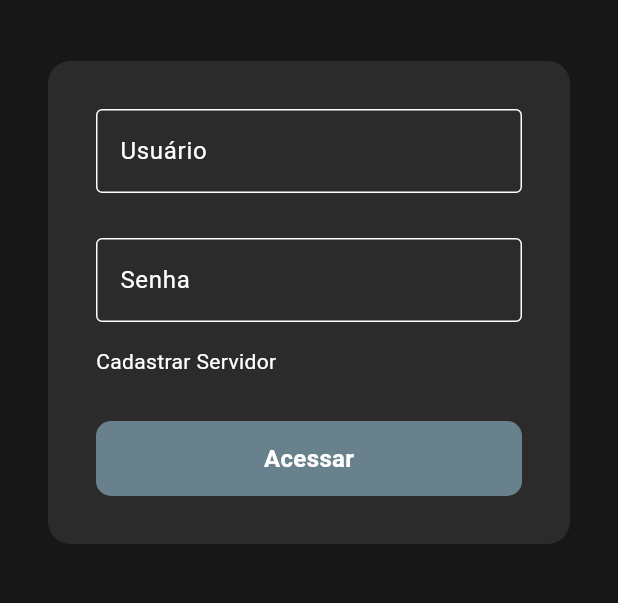
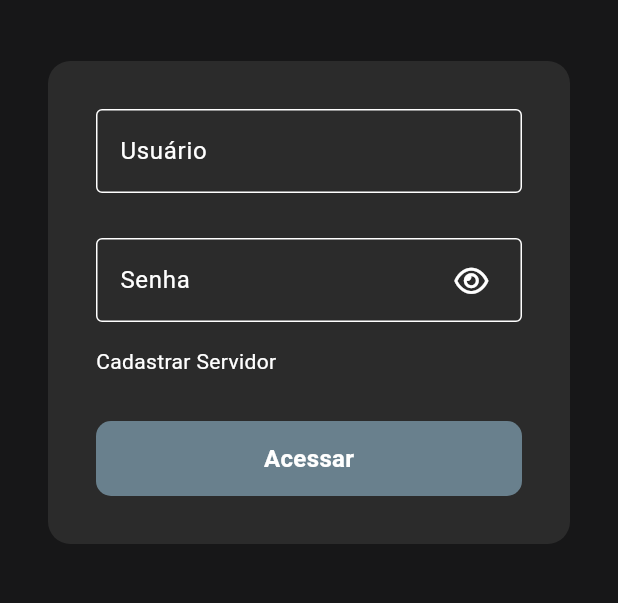
Before and after one commit to NasciGN/monitor-mobile, a Flutter app: the screen it shows after launch, after a tap on "Acessar", on a phone screen of 412 x 824 dp, the part 377-980 px from its top. Run offline on Flutter 3.47's test engine with Material 3 defaults, Android fonts, the phone set to English and light mode, and no system bars; our stand-ins replace font_awesome_flutter, get.

Commit message:
login function

```diff
--- a/lib/src/controllers/user/user_api.dart
+++ b/lib/src/controllers/user/user_api.dart
@@ -17,7 +17,8 @@ class UserApi extends GetxController {
     String result = await jsonStringRequest(requestBody, urlAPI);
     apicode.value = result;
     url.value = urlAPI;
-    print(apicode.value);
+
+    print('API Code: ${apicode.value}');
     update();
   }
 
--- a/lib/src/views/home/home_page.dart
+++ b/lib/src/views/home/home_page.dart
@@ -31,7 +31,7 @@ class _HomePageState extends State<HomePage> {
 
   _buildColumn() {
     return Column(
-      children: [],
+      children: [Text('data')],
     );
   }
 }
--- a/lib/src/views/login/components/login_form_widget.dart
+++ b/lib/src/views/login/components/login_form_widget.dart
@@ -1,4 +1,5 @@
 import 'package:flutter/material.dart';
+import 'package:font_awesome_flutter/font_awesome_flutter.dart';
 import 'package:get/get.dart';
 import 'package:monitor_mobile/src/controllers/user/user_api.dart';
 import 'package:monitor_mobile/src/views/login/components/server_url_dialog_widget.dart';
@@ -48,7 +49,7 @@ class _LoginFormState extends State<LoginForm> {
       cursorColor: Colors.white,
       style: const TextStyle(color: Colors.white),
       controller: _controllerUser,
-      decoration: _buildTextFormFieldDecoration('Usuário'),
+      decoration: _buildTextFieldUserdDecoration('Usuário'),
     );
   }
 
@@ -58,12 +59,52 @@ class _LoginFormState extends State<LoginForm> {
       style: const TextStyle(color: Colors.white),
       controller: _controllerPass,
       obscureText: isObscure ? true : false,
-      decoration: _buildTextFormFieldDecoration('Senha'),
+      decoration: _buildTextFieldPassdDecoration('Senha'),
     );
   }
 
-  _buildTextFormFieldDecoration(String label) {
+  _buildTextFieldUserdDecoration(String label) {
     return InputDecoration(
+        label: Text(label),
+        enabledBorder: const OutlineInputBorder(
+          borderSide: BorderSide(
+              color:
+                  Colors.white), // Define a cor da borda quando não selecionado
+        ),
+        labelStyle: const TextStyle(color: Colors.white),
+        focusedBorder: OutlineInputBorder(
+          borderSide: BorderSide(
+              color: Theme.of(context)
+                  .colorScheme
+                  .tertiary), // Define a cor da borda quando selecionado
+        ),
+        focusColor: Theme.of(context).colorScheme.tertiary);
+  }
+
+  _buildTextFieldPassdDecoration(String label) {
+    return InputDecoration(
+        suffixIcon: Align(
+          widthFactor: 3.0,
+          heightFactor: 1.0,
+          child: GestureDetector(
+            onTap: () {
+              setState(() {
+                isObscure = !isObscure;
+              });
+            },
+            child: isObscure
+                ? const FaIcon(
+                    FontAwesomeIcons.eye,
+                    color: Colors.white,
+                    size: 20,
+                  )
+                : const FaIcon(
+                    FontAwesomeIcons.solidEye,
+                    color: Colors.white,
+                    size: 20,
+                  ),
+          ),
+        ),
         label: Text(label),
         enabledBorder: const OutlineInputBorder(
           borderSide: BorderSide(
@@ -139,12 +180,14 @@ class _LoginFormState extends State<LoginForm> {
       setState(() {
         isLoading = false;
       });
-      Get.offNamed("/home_dashboard");
+      if (userapi.apicode.isNotEmpty) {
+        Get.offNamed("/home");
+      }
     }
   }
 
   _buildCallLoginApi() async {
     return await userapi.login(
-        _controllerPass.text, _controllerPass.text, serverResult);
+        _controllerUser.text, _controllerPass.text, serverResult);
   }
 }
--- a/lib/src/views/login/components/server_url_dialog_widget.dart
+++ b/lib/src/views/login/components/server_url_dialog_widget.dart
@@ -20,6 +20,7 @@ class ServerRegistration extends StatelessWidget {
         mainAxisSize: MainAxisSize.min,
         children: [
           TextFormField(
+            cursorColor: Colors.white,
             style: TextStyle(color: Colors.white),
             controller: _urlController,
             decoration: _buildTextFormFieldDecoration('URL do Servidor'),
--- a/pubspec.yaml
+++ b/pubspec.yaml
@@ -37,6 +37,7 @@ dependencies:
   cupertino_icons: ^1.0.2
   get: ^4.6.6
   http: ^1.2.0
+  font_awesome_flutter: ^10.7.0
 
 dev_dependencies:
   flutter_test:
```
Also changed, not shown: pubspec.lock.
